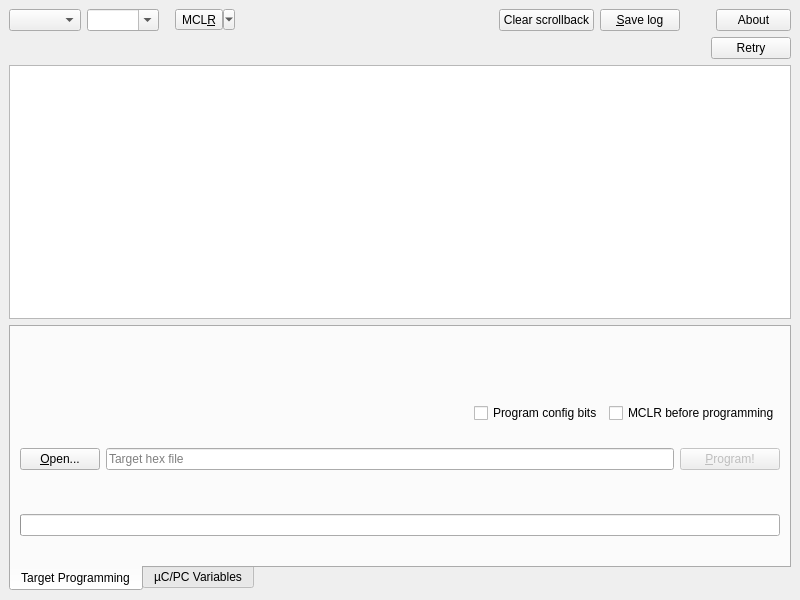
The window that src/mainwindow.ui (thirtythreeforty/bullycpp) describes before a commit, drawn with Qt 5.
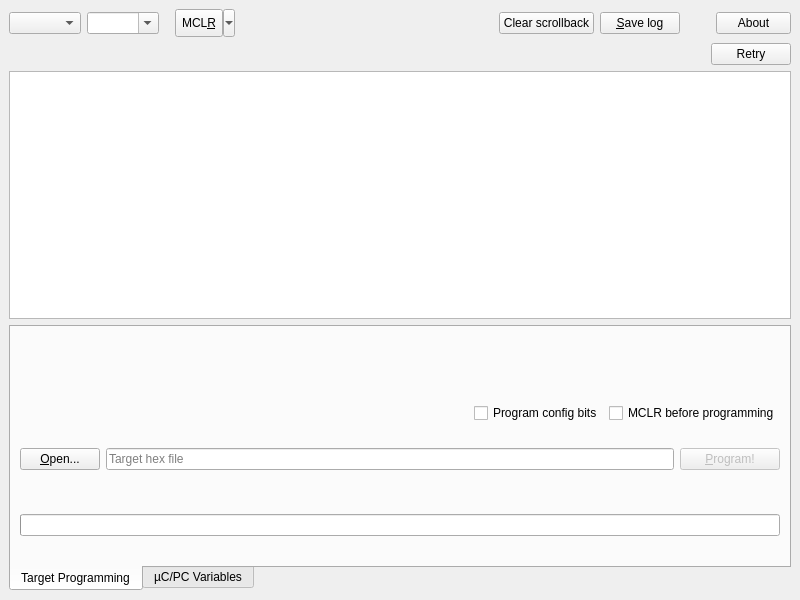
The same window after the commit. Custom widgets are drawn as their Qt base class.

Commit message: Fix MCLR button height on Windows

Diff of the .ui file:
```diff
--- a/src/mainwindow.ui
+++ b/src/mainwindow.ui
@@ -58,6 +58,12 @@
       </item>
       <item>
        <widget class="StickyQButton" name="mclrButton">
+        <property name="minimumSize">
+         <size>
+          <width>0</width>
+          <height>28</height>
+         </size>
+        </property>
         <property name="text">
          <string>MCL&amp;R</string>
         </property>
```
